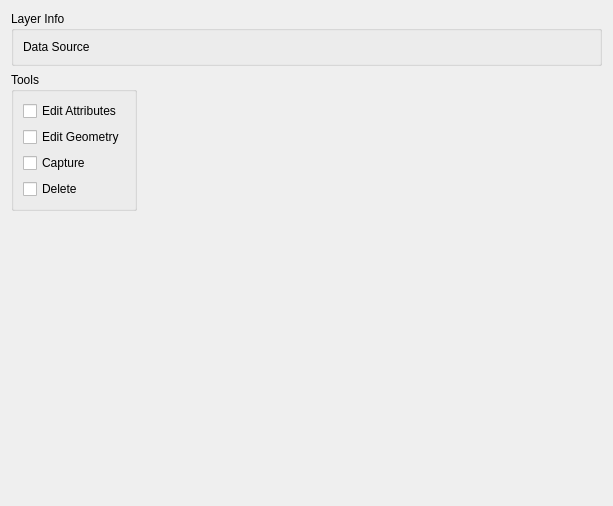
First picture: the form in src/configmanager/ui/nodewidgets/ui_layernode.ui, repository roam-qgis/Roam, before the edit.
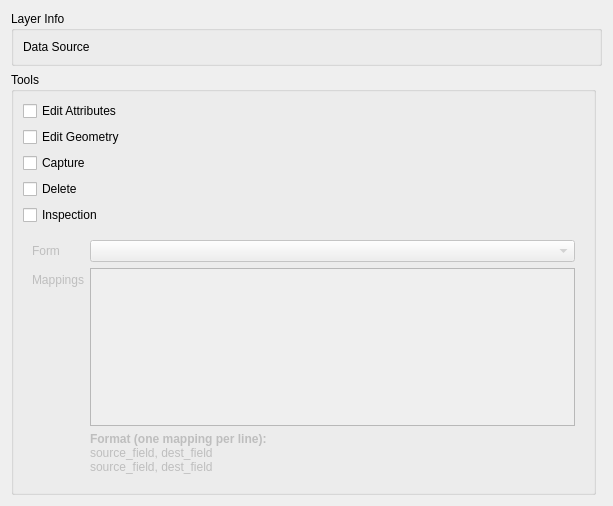
Second picture: the form after the edit.

Commit message: Add missing inspection tool UI

Diff of the .ui file:
```diff
--- a/src/configmanager/ui/nodewidgets/ui_layernode.ui
+++ b/src/configmanager/ui/nodewidgets/ui_layernode.ui
@@ -48,22 +48,71 @@
         </property>
        </widget>
       </item>
+      <item>
+       <widget class="QCheckBox" name="inspection_check">
+        <property name="toolTip">
+         <string>&lt;html&gt;&lt;head/&gt;&lt;body&gt;&lt;p&gt;Inspection tool will copy a feature from the current layer to the layer on the set form. &lt;/p&gt;&lt;p&gt;&lt;span style=&quot; font-weight:600;&quot;&gt;NOTE: This tool override the edit tool and creates a new copy on the given forms layer.&lt;/span&gt;&lt;/p&gt;&lt;/body&gt;&lt;/html&gt;</string>
+        </property>
+        <property name="text">
+         <string>Inspection</string>
+        </property>
+       </widget>
+      </item>
+      <item>
+       <widget class="QFrame" name="formFrame">
+        <property name="enabled">
+         <bool>false</bool>
+        </property>
+        <layout class="QFormLayout" name="formLayout_2">
+         <item row="1" column="0">
+          <widget class="QLabel" name="label_3">
+           <property name="toolTip">
+            <string>&lt;html&gt;&lt;head/&gt;&lt;body&gt;&lt;p&gt;The form which is opened when inspectiing a feature&lt;/p&gt;&lt;/body&gt;&lt;/html&gt;</string>
+           </property>
+           <property name="text">
+            <string>Form</string>
+           </property>
+          </widget>
+         </item>
+         <item row="1" column="1">
+          <widget class="QComboBox" name="inspection_form_combo"/>
+         </item>
+         <item row="2" column="1">
+          <layout class="QVBoxLayout" name="verticalLayout_2">
+           <item>
+            <widget class="QPlainTextEdit" name="inspection_fieldmappings"/>
+           </item>
+           <item>
+            <widget class="QLabel" name="label_4">
+             <property name="text">
+              <string>&lt;html&gt;&lt;head/&gt;&lt;body&gt;&lt;p&gt;&lt;span style=&quot; font-weight:600;&quot;&gt;Format (one mapping per line):&lt;br/&gt;&lt;/span&gt;source_field, dest_field&lt;br/&gt;source_field, dest_field&lt;/p&gt;&lt;/body&gt;&lt;/html&gt;</string>
+             </property>
+             <property name="textFormat">
+              <enum>Qt::RichText</enum>
+             </property>
+             <property name="wordWrap">
+              <bool>true</bool>
+             </property>
+            </widget>
+           </item>
+          </layout>
+         </item>
+         <item row="2" column="0">
+          <widget class="QLabel" name="label_2">
+           <property name="toolTip">
+            <string>&lt;html&gt;&lt;head/&gt;&lt;body&gt;&lt;p&gt;Field mappings between source and destination layer.&lt;/p&gt;&lt;p&gt;&lt;span style=&quot; font-weight:600;&quot;&gt;Format (one mapping per line):&lt;/span&gt;&lt;/p&gt;&lt;p&gt;source_field, dest_field&lt;/p&gt;&lt;/body&gt;&lt;/html&gt;</string>
+           </property>
+           <property name="text">
+            <string>Mappings</string>
+           </property>
+          </widget>
+         </item>
+        </layout>
+       </widget>
+      </item>
      </layout>
     </widget>
    </item>
-   <item row="1" column="1">
-    <spacer name="horizontalSpacer">
-     <property name="orientation">
-      <enum>Qt::Horizontal</enum>
-     </property>
-     <property name="sizeHint" stdset="0">
-      <size>
-       <width>40</width>
-       <height>20</height>
-      </size>
-     </property>
-    </spacer>
-   </item>
    <item row="2" column="0">
     <spacer name="verticalSpacer">
      <property name="orientation">
```
Left out of the diff: 19 changed lines with no effect on the pictures. The commit also changes 1 other file.
